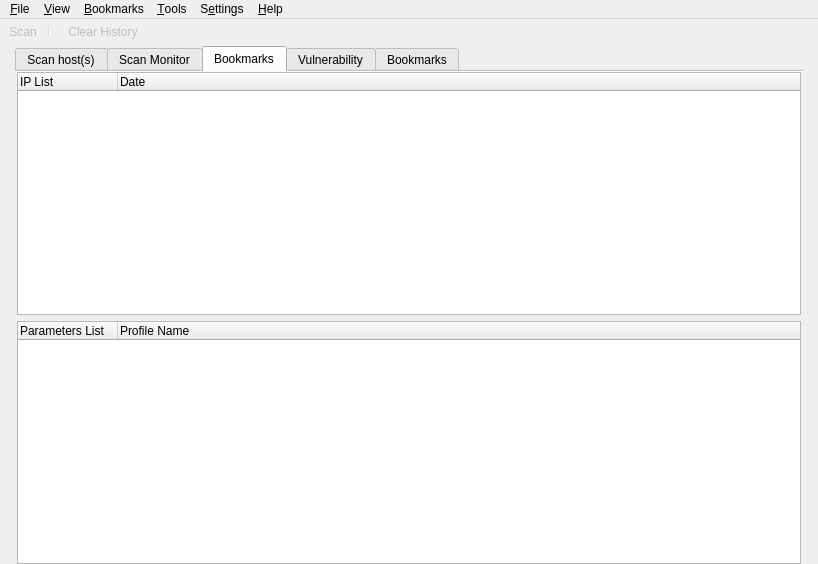
First picture: the form in src/app/ui/mainwindow.ui, repository nmapsi4/nmapsi4, before the edit.
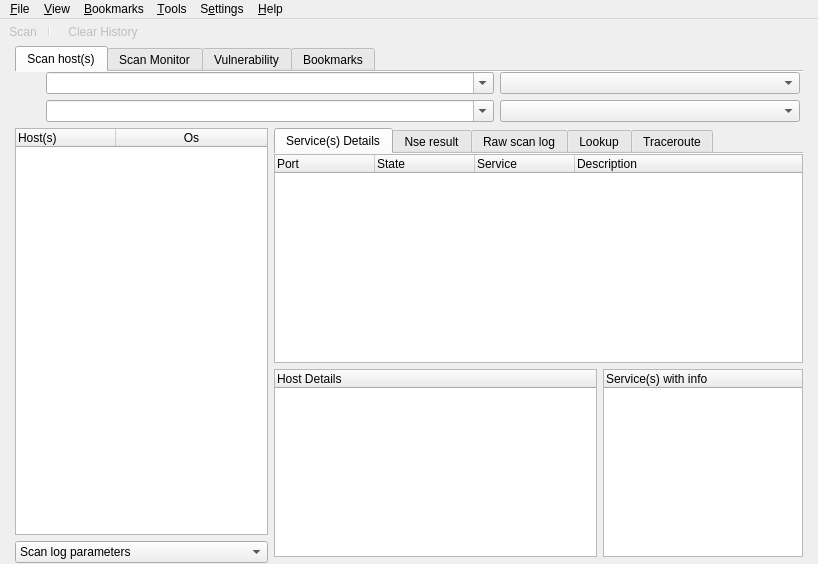
Second picture: the form after the edit. The open tabs and pages were chosen to show the change. Icons and pictures are not drawn.

Commit message: move scan bookmark in a dedicate widget

The edit to the form file:
```diff
--- a/src/app/ui/mainwindow.ui
+++ b/src/app/ui/mainwindow.ui
@@ -1049,91 +1049,6 @@
         </item>
        </layout>
       </widget>
-      <widget class="QWidget" name="bookmarks">
-       <attribute name="icon">
-        <iconset resource="../../../mainwin.qrc">
-         <normaloff>:/images/images/bookmark_folder.png</normaloff>:/images/images/bookmark_folder.png</iconset>
-       </attribute>
-       <attribute name="title">
-        <string>Bookmarks</string>
-       </attribute>
-       <layout class="QVBoxLayout" name="verticalLayout_3">
-        <property name="margin">
-         <number>0</number>
-        </property>
-        <item>
-         <layout class="QVBoxLayout" name="verticalLayout">
-          <property name="leftMargin">
-           <number>2</number>
-          </property>
-          <property name="rightMargin">
-           <number>2</number>
-          </property>
-          <item>
-           <widget class="QTreeWidget" name="treeLogH">
-            <property name="minimumSize">
-             <size>
-              <width>0</width>
-              <height>0</height>
-             </size>
-            </property>
-            <property name="contextMenuPolicy">
-             <enum>Qt::CustomContextMenu</enum>
-            </property>
-            <property name="frameShape">
-             <enum>QFrame::StyledPanel</enum>
-            </property>
-            <property name="frameShadow">
-             <enum>QFrame::Sunken</enum>
-            </property>
-            <property name="alternatingRowColors">
-             <bool>true</bool>
-            </property>
-            <property name="rootIsDecorated">
-             <bool>false</bool>
-            </property>
-            <column>
-             <property name="text">
-              <string>IP List</string>
-             </property>
-            </column>
-            <column>
-             <property name="text">
-              <string>Date</string>
-             </property>
-            </column>
-           </widget>
-          </item>
-          <item>
-           <widget class="QTreeWidget" name="treeBookPar">
-            <property name="frameShape">
-             <enum>QFrame::StyledPanel</enum>
-            </property>
-            <property name="frameShadow">
-             <enum>QFrame::Sunken</enum>
-            </property>
-            <property name="alternatingRowColors">
-             <bool>true</bool>
-            </property>
-            <property name="rootIsDecorated">
-             <bool>false</bool>
-            </property>
-            <column>
-             <property name="text">
-              <string>Parameters List</string>
-             </property>
-            </column>
-            <column>
-             <property name="text">
-              <string>Profile Name</string>
-             </property>
-            </column>
-           </widget>
-          </item>
-         </layout>
-        </item>
-       </layout>
-      </widget>
       <widget class="QWidget" name="tabVulnMain">
        <attribute name="icon">
         <iconset resource="../../../mainwin.qrc">
```
Left out of the diff: 2 changed lines with no effect on the pictures. The commit also changes 10 other files.
